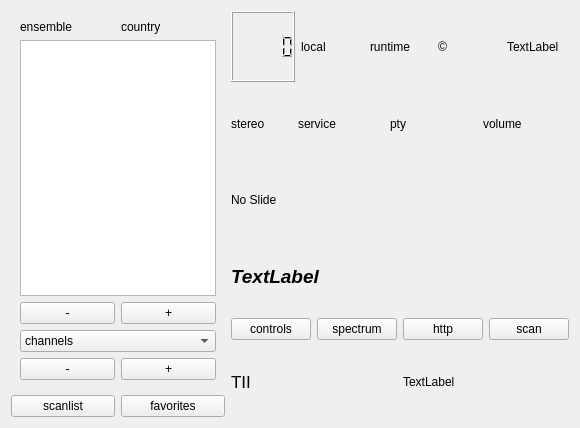
This is qt-dab-s6/forms-v6/dabradio-6.ui in JvanKatwijk/qt-dab as Qt 5 draws it before an edit. The edited form follows.
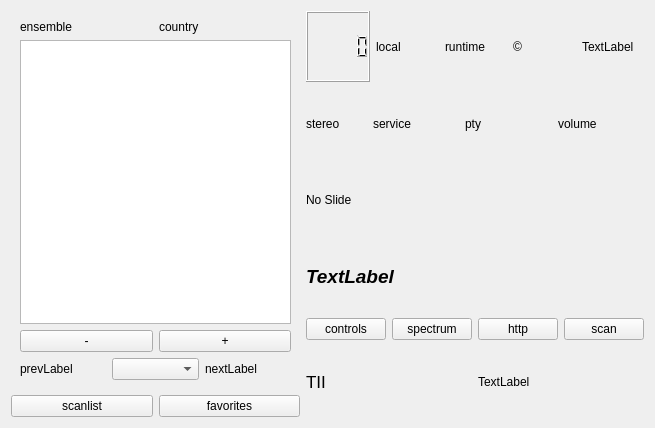
This is the edited form. Custom widgets are drawn as their Qt base class.

Patch:
```diff
--- a/qt-dab-s6/forms-v6/dabradio-6.ui
+++ b/qt-dab-s6/forms-v6/dabradio-6.ui
@@ -6,7 +6,7 @@
    <rect>
     <x>0</x>
     <y>0</y>
-    <width>580</width>
+    <width>655</width>
     <height>428</height>
    </rect>
   </property>
@@ -96,37 +96,22 @@
           </item>
          </layout>
         </item>
-        <item>
-         <widget class="smallComboBox" name="channelSelector">
-          <property name="toolTip">
-           <string>Channel selector.</string>
-          </property>
-          <item>
-           <property name="text">
-            <string>channels</string>
-           </property>
-          </item>
-         </widget>
-        </item>
         <item>
          <layout class="QHBoxLayout" name="horizontalLayout_8">
           <item>
-           <widget class="smallPushButton" name="prevChannelButton">
-            <property name="toolTip">
-             <string>Select the previous channel.</string>
-            </property>
+           <widget class="clickablelabel" name="prevChannelButton">
             <property name="text">
-             <string>-</string>
+             <string>prevLabel</string>
             </property>
            </widget>
           </item>
           <item>
-           <widget class="smallPushButton" name="nextChannelButton">
-            <property name="toolTip">
-             <string>Select the next channel of the list maintained in the channel selector.</string>
-            </property>
+           <widget class="smallComboBox" name="channelSelector"/>
+          </item>
+          <item>
+           <widget class="clickablelabel" name="nextChannelButton">
             <property name="text">
-             <string>+</string>
+             <string>nextLabel</string>
             </property>
            </widget>
           </item>
```
